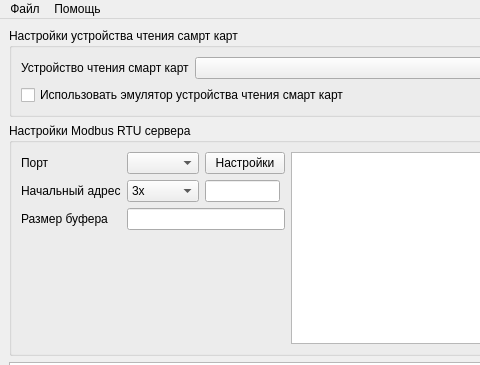
Old version of the form mainwindow.ui in the repository sanny32/SmartServer; both pictures show x 0 to 480 and y 0 to 365 of the 807 by 600 pixel window.
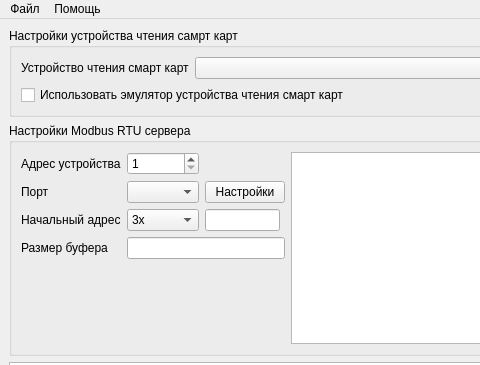
New version of the form. Icons and pictures are not drawn.

Commit message: Добавлена настройка адреса устройства Modbus

The edit to the form file:
```diff
--- a/mainwindow.ui
+++ b/mainwindow.ui
@@ -95,41 +95,7 @@
       <layout class="QVBoxLayout" name="verticalLayout_2">
        <item>
         <layout class="QGridLayout" name="gridLayout">
-         <item row="2" column="1" colspan="2">
-          <widget class="QLineEdit" name="bufferSize">
-           <property name="sizePolicy">
-            <sizepolicy hsizetype="Preferred" vsizetype="Fixed">
-             <horstretch>0</horstretch>
-             <verstretch>0</verstretch>
-            </sizepolicy>
-           </property>
-          </widget>
-         </item>
-         <item row="0" column="1">
-          <widget class="QComboBox" name="serialPortSelector">
-           <property name="sizePolicy">
-            <sizepolicy hsizetype="Fixed" vsizetype="Fixed">
-             <horstretch>0</horstretch>
-             <verstretch>0</verstretch>
-            </sizepolicy>
-           </property>
-          </widget>
-         </item>
-         <item row="1" column="1">
-          <widget class="QComboBox" name="addressTypeSelector">
-           <item>
-            <property name="text">
-             <string>3x</string>
-            </property>
-           </item>
-           <item>
-            <property name="text">
-             <string>4x</string>
-            </property>
-           </item>
-          </widget>
-         </item>
-         <item row="1" column="2">
+         <item row="2" column="2">
           <widget class="QLineEdit" name="startAddress">
            <property name="sizePolicy">
             <sizepolicy hsizetype="Fixed" vsizetype="Fixed">
@@ -145,20 +111,7 @@
            </property>
           </widget>
          </item>
-         <item row="0" column="3" rowspan="4">
-          <widget class="QTableWidget" name="modbusTableWidget">
-           <property name="editTriggers">
-            <set>QAbstractItemView::NoEditTriggers</set>
-           </property>
-           <property name="wordWrap">
-            <bool>false</bool>
-           </property>
-           <property name="cornerButtonEnabled">
-            <bool>false</bool>
-           </property>
-          </widget>
-         </item>
-         <item row="1" column="0">
+         <item row="2" column="0">
           <widget class="QLabel" name="label_3">
            <property name="sizePolicy">
             <sizepolicy hsizetype="Fixed" vsizetype="Preferred">
@@ -171,7 +124,61 @@
            </property>
           </widget>
          </item>
+         <item row="1" column="2">
+          <widget class="QPushButton" name="serialPortSettings">
+           <property name="sizePolicy">
+            <sizepolicy hsizetype="Fixed" vsizetype="Fixed">
+             <horstretch>0</horstretch>
+             <verstretch>0</verstretch>
+            </sizepolicy>
+           </property>
+           <property name="text">
+            <string>Настройки</string>
+           </property>
+          </widget>
+         </item>
          <item row="3" column="0">
+          <widget class="QLabel" name="label_4">
+           <property name="text">
+            <string>Размер буфера</string>
+           </property>
+          </widget>
+         </item>
+         <item row="3" column="1" colspan="2">
+          <widget class="QLineEdit" name="bufferSize">
+           <property name="sizePolicy">
+            <sizepolicy hsizetype="Preferred" vsizetype="Fixed">
+             <horstretch>0</horstretch>
+             <verstretch>0</verstretch>
+            </sizepolicy>
+           </property>
+          </widget>
+         </item>
+         <item row="0" column="0">
+          <widget class="QLabel" name="label_5">
+           <property name="text">
+            <string>Адрес устройства</string>
+           </property>
+          </widget>
+         </item>
+         <item row="1" column="1">
+          <widget class="QComboBox" name="serialPortSelector">
+           <property name="sizePolicy">
+            <sizepolicy hsizetype="Fixed" vsizetype="Fixed">
+             <horstretch>0</horstretch>
+             <verstretch>0</verstretch>
+            </sizepolicy>
+           </property>
+          </widget>
+         </item>
+         <item row="1" column="0">
+          <widget class="QLabel" name="label_2">
+           <property name="text">
+            <string>Порт</string>
+           </property>
+          </widget>
+         </item>
+         <item row="4" column="0">
           <spacer name="verticalSpacer">
            <property name="orientation">
             <enum>Qt::Vertical</enum>
@@ -184,31 +191,35 @@
            </property>
           </spacer>
          </item>
-         <item row="0" column="2">
-          <widget class="QPushButton" name="serialPortSettings">
-           <property name="sizePolicy">
-            <sizepolicy hsizetype="Fixed" vsizetype="Fixed">
-             <horstretch>0</horstretch>
-             <verstretch>0</verstretch>
-            </sizepolicy>
+         <item row="0" column="3" rowspan="5">
+          <widget class="QTableWidget" name="modbusTableWidget">
+           <property name="editTriggers">
+            <set>QAbstractItemView::NoEditTriggers</set>
            </property>
-           <property name="text">
-            <string>Настройки</string>
+           <property name="wordWrap">
+            <bool>false</bool>
            </property>
           </widget>
          </item>
-         <item row="0" column="0">
-          <widget class="QLabel" name="label_2">
-           <property name="text">
-            <string>Порт</string>
+         <item row="0" column="1">
+          <widget class="QSpinBox" name="serverAddress">
+           <property name="minimum">
+            <number>1</number>
            </property>
           </widget>
          </item>
-         <item row="2" column="0">
-          <widget class="QLabel" name="label_4">
-           <property name="text">
-            <string>Размер буфера</string>
-           </property>
+         <item row="2" column="1">
+          <widget class="QComboBox" name="addressTypeSelector">
+           <item>
+            <property name="text">
+             <string>3x</string>
+            </property>
+           </item>
+           <item>
+            <property name="text">
+             <string>4x</string>
+            </property>
+           </item>
           </widget>
          </item>
         </layout>
```
Left out of the diff: 3 changed lines with no effect on the pictures. The commit also changes 4 other files.
